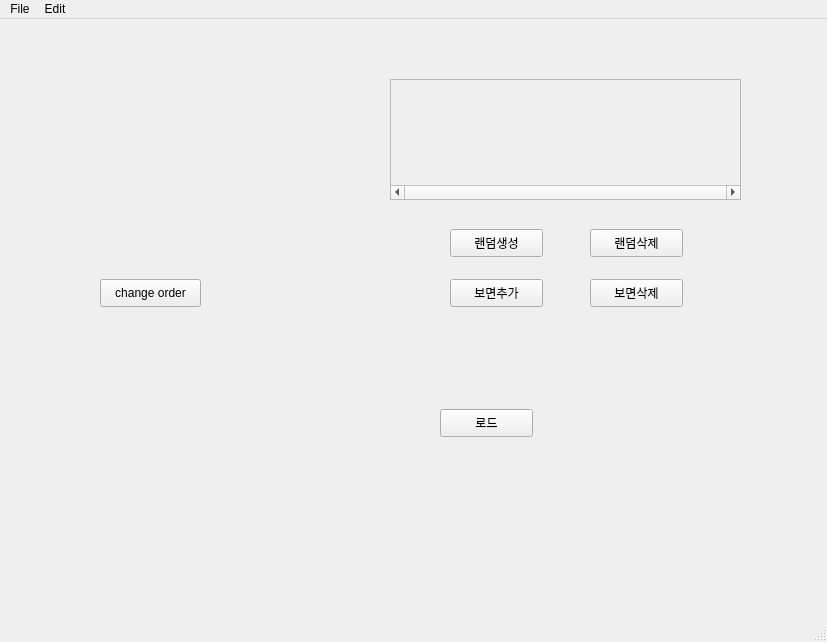
Before: the Qt Designer form code/mainWindow.ui in Neutrinoant/TaikoEditor, drawn with Qt 5.
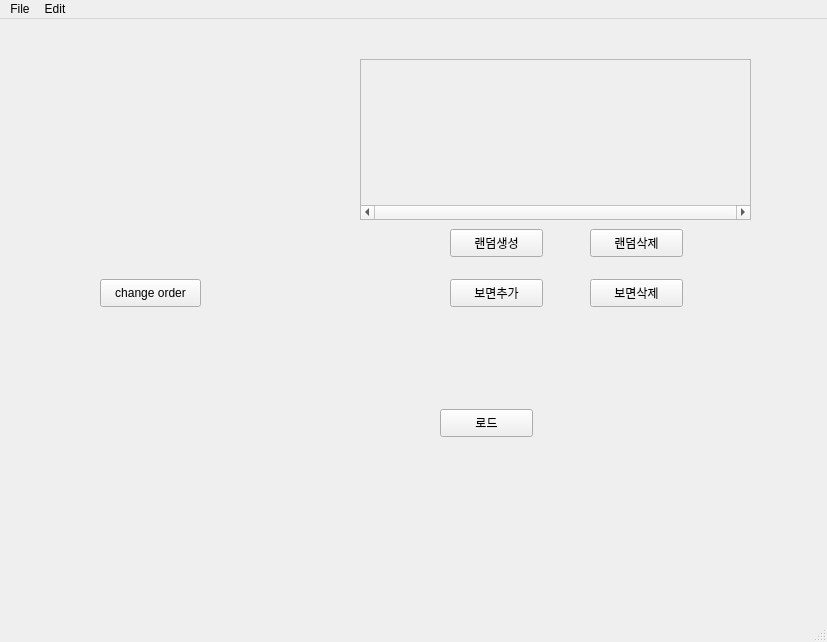
After: the same form once the commit is applied. Icons and pictures are not drawn.

Diff of the .ui file:
```diff
--- a/code/mainWindow.ui
+++ b/code/mainWindow.ui
@@ -113,10 +113,10 @@
    <widget class="QScrollArea" name="scrollArea">
     <property name="geometry">
      <rect>
-      <x>390</x>
-      <y>60</y>
-      <width>351</width>
-      <height>121</height>
+      <x>360</x>
+      <y>40</y>
+      <width>391</width>
+      <height>161</height>
      </rect>
     </property>
     <property name="sizePolicy">
@@ -145,8 +145,8 @@
       <rect>
        <x>0</x>
        <y>0</y>
-       <width>349</width>
-       <height>98</height>
+       <width>389</width>
+       <height>138</height>
       </rect>
      </property>
      <property name="sizePolicy">
```
